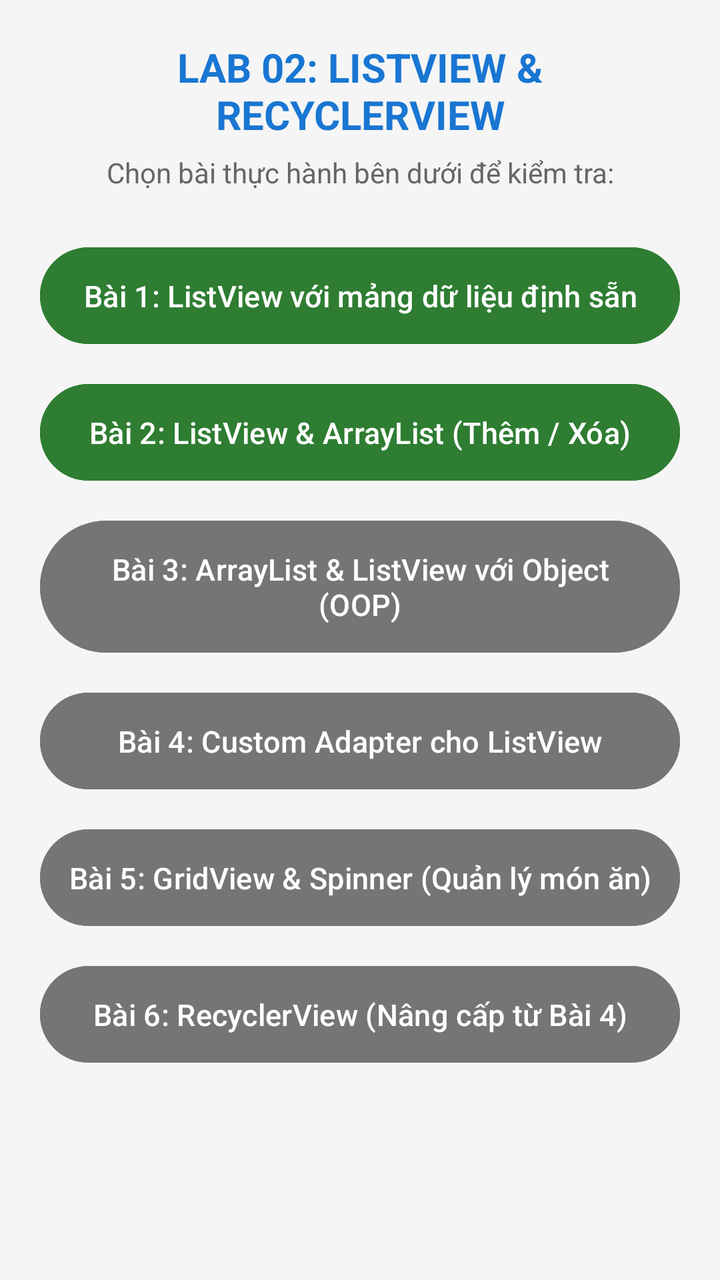
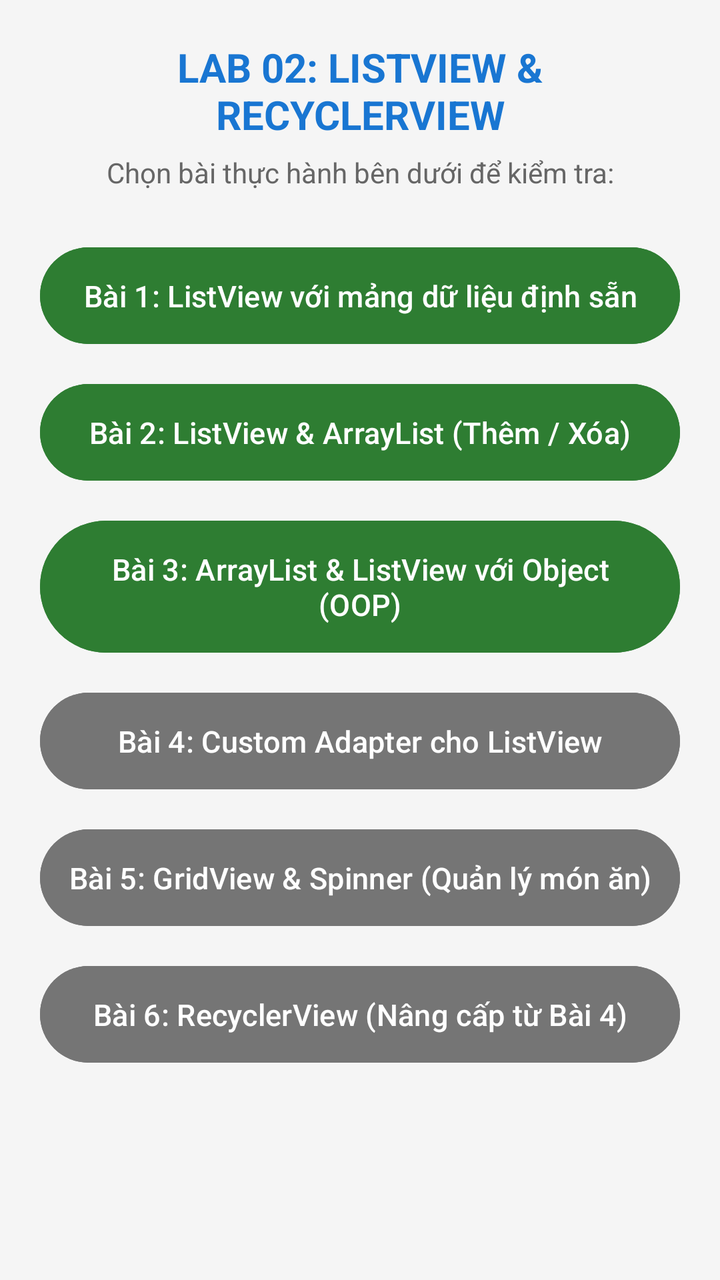

Screens rendered from an Android XML layout before and after an edit, with the pre-edit source and the edit as a unified diff.
<!-- AndroidManifest.xml: application theme Theme.MyApplication -->
<!-- res/layout/activity_main.xml -->
<?xml version="1.0" encoding="utf-8"?>
<ScrollView xmlns:android="http://schemas.android.com/apk/res/android"
    xmlns:tools="http://schemas.android.com/tools"
    android:id="@+id/main"
    android:layout_width="match_parent"
    android:layout_height="match_parent"
    android:background="#F5F5F5"
    tools:context=".MainActivity">

    <LinearLayout
        android:layout_width="match_parent"
        android:layout_height="wrap_content"
        android:orientation="vertical"
        android:padding="20dp">

        <TextView
            android:layout_width="match_parent"
            android:layout_height="wrap_content"
            android:gravity="center"
            android:text="LAB 02: LISTVIEW &amp; RECYCLERVIEW"
            android:textColor="#1976D2"
            android:textSize="20sp"
            android:textStyle="bold" />

        <TextView
            android:layout_width="match_parent"
            android:layout_height="wrap_content"
            android:layout_marginTop="6dp"
            android:layout_marginBottom="24dp"
            android:gravity="center"
            android:text="Chọn bài thực hành bên dưới để kiểm tra:"
            android:textColor="#666666"
            android:textSize="14sp" />

        
        <Button
            android:id="@+id/btnCase01"
            android:layout_width="match_parent"
            android:layout_height="wrap_content"
            android:layout_marginBottom="12dp"
            android:backgroundTint="#2E7D32"
            android:padding="14dp"
            android:text="Bài 1: ListView với mảng dữ liệu định sẵn"
            android:textAllCaps="false"
            android:textSize="15sp" />

        
        <Button
            android:id="@+id/btnCase02"
            android:layout_width="match_parent"
            android:layout_height="wrap_content"
            android:layout_marginBottom="12dp"
            android:backgroundTint="#2E7D32"
            android:padding="14dp"
            android:text="Bài 2: ListView &amp; ArrayList (Thêm / Xóa)"
            android:textAllCaps="false"
            android:textSize="15sp" />

        
        <Button
            android:id="@+id/btnCase03"
            android:layout_width="match_parent"
            android:layout_height="wrap_content"
            android:layout_marginBottom="12dp"
            android:backgroundTint="#757575"
            android:padding="14dp"
            android:text="Bài 3: ArrayList &amp; ListView với Object (OOP)"
            android:textAllCaps="false"
            android:textSize="15sp" />

        
        <Button
            android:id="@+id/btnCase04"
            android:layout_width="match_parent"
            android:layout_height="wrap_content"
            android:layout_marginBottom="12dp"
            android:backgroundTint="#757575"
            android:padding="14dp"
            android:text="Bài 4: Custom Adapter cho ListView"
            android:textAllCaps="false"
            android:textSize="15sp" />

        
        <Button
            android:id="@+id/btnCase05"
            android:layout_width="match_parent"
            android:layout_height="wrap_content"
            android:layout_marginBottom="12dp"
            android:backgroundTint="#757575"
            android:padding="14dp"
            android:text="Bài 5: GridView &amp; Spinner (Quản lý món ăn)"
            android:textAllCaps="false"
            android:textSize="15sp" />

        
        <Button
            android:id="@+id/btnCase06"
            android:layout_width="match_parent"
            android:layout_height="wrap_content"
            android:layout_marginBottom="12dp"
            android:backgroundTint="#757575"
            android:padding="14dp"
            android:text="Bài 6: RecyclerView (Nâng cấp từ Bài 4)"
            android:textAllCaps="false"
            android:textSize="15sp" />

    </LinearLayout>
</ScrollView>
<!-- resources referenced by this layout -->
<resources>
  <style name="Theme.MyApplication" parent="Base.Theme.MyApplication" />
  <style name="Base.Theme.MyApplication" parent="Theme.Material3.DayNight.NoActionBar">
          
          
      </style>
</resources>

<!-- the commit's change to res/layout/activity_main.xml (unified diff, before → after) -->
@@ -62,7 +62,7 @@
             android:layout_width="match_parent"
             android:layout_height="wrap_content"
             android:layout_marginBottom="12dp"
-            android:backgroundTint="#757575"
+            android:backgroundTint="#2E7D32"
             android:padding="14dp"
             android:text="Bài 3: ArrayList &amp; ListView với Object (OOP)"
             android:textAllCaps="false"
